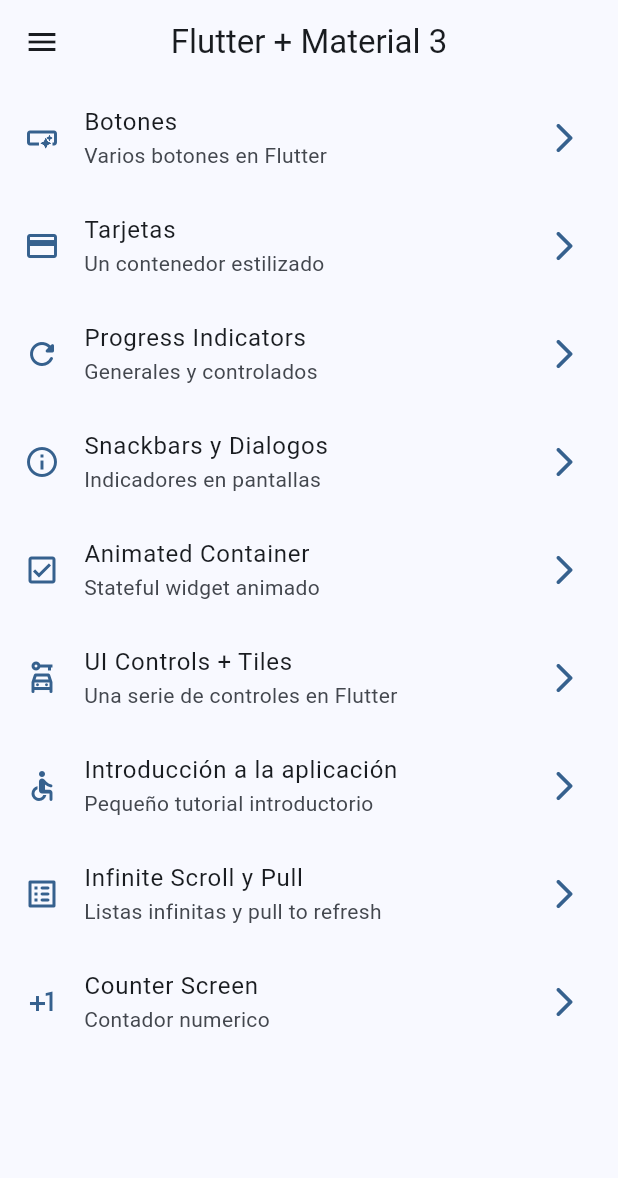
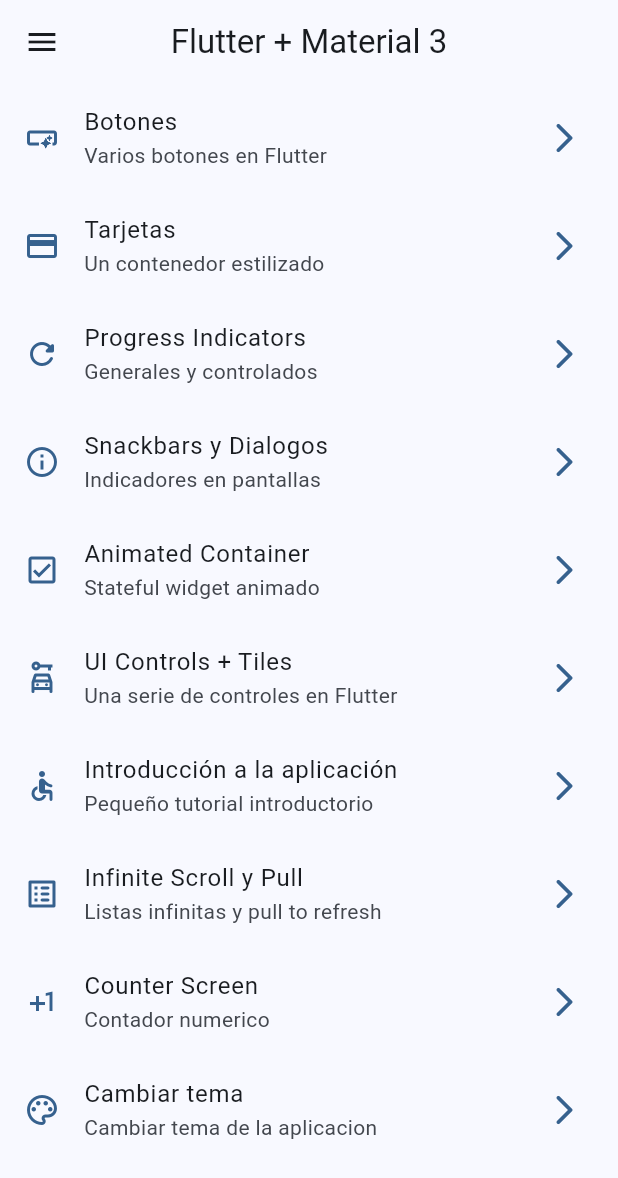
Before and after one commit to juanmarsilva/Widgets-app, a Flutter app: the screen it shows after launch, on a phone screen of 412 x 824 dp. Shown: the top 1178 px of the screen. Run offline on Flutter 3.47's test engine with Material 2 defaults, Android fonts, the phone set to English and light mode, and no system bars; our stand-ins replace animate_do, flutter_riverpod, go_router.

Commit message:
pantalla de cambio de tema creada

```diff
--- a/lib/config/menu/menu_items.dart
+++ b/lib/config/menu/menu_items.dart
@@ -79,4 +79,11 @@ const List<MenuItems> appMenuItems = [
         link: '/counter',
         icon: Icons.plus_one_outlined,
     ),
+
+    MenuItems(
+        title: 'Cambiar tema',
+        subtitle: 'Cambiar tema de la aplicacion',
+        link: '/theme-changer',
+        icon: Icons.color_lens_outlined,
+    ),
 ];
--- a/lib/config/router/app_router.dart
+++ b/lib/config/router/app_router.dart
@@ -66,5 +66,10 @@ final appRouter = GoRouter(
             builder: (context, state) => const CounterScreen()
         ),
 
+        GoRoute(
+            path: '/theme-changer',
+            name: ThemeChangerScreen.name,
+            builder: (context, state) => const ThemeChangerScreen()
+        ),
     ]
 );
--- a/lib/config/theme/app_theme.dart
+++ b/lib/config/theme/app_theme.dart
@@ -16,9 +16,11 @@ const List<Color> colorList = [
 class AppTheme {
 
     final int selectedColor;
+    final bool isDarkMode;
 
     AppTheme({
-        this.selectedColor = 0
+        this.selectedColor = 0,
+        this.isDarkMode = false,
     }):
         assert( selectedColor >= 0, 'Selected color must be grather than 0' ),
         assert( selectedColor < colorList.length, 'Selected color must be less or equal than ${colorList.length - 1} ');
@@ -26,6 +28,7 @@ class AppTheme {
 
     ThemeData getTheme() => ThemeData(
         useMaterial3: true,
+        brightness: isDarkMode ? Brightness.dark : Brightness.light,
         colorSchemeSeed: colorList[ selectedColor ],
         appBarTheme: const AppBarTheme(
             centerTitle: true,
--- a/lib/main.dart
+++ b/lib/main.dart
@@ -2,6 +2,7 @@ import 'package:flutter/material.dart';
 import 'package:flutter_riverpod/flutter_riverpod.dart';
 import 'package:widgets_app/config/router/app_router.dart';
 import 'package:widgets_app/config/theme/app_theme.dart';
+import 'package:widgets_app/presentation/providers/theme_provider.dart';
 
 
 void main() {
@@ -12,16 +13,21 @@ void main() {
     );
 }
 
-class MainApp extends StatelessWidget {
+class MainApp extends ConsumerWidget {
+
     const MainApp({super.key});
 
     @override
-    Widget build(BuildContext context) {
+    Widget build(BuildContext context, WidgetRef ref) {
+
+        final int selectedColor = ref.watch( selectedColorProvider );
+        final bool isDarkMode = ref.watch( isDarkModeProvider );
+
         return MaterialApp.router(
             title: 'Flutter Widgets',
             routerConfig: appRouter,
             debugShowCheckedModeBanner: false,
-            theme: AppTheme(selectedColor: 0).getTheme()
+            theme: AppTheme(selectedColor: selectedColor, isDarkMode: isDarkMode).getTheme()
         );
     }
 }
--- a/lib/presentation/providers/theme_provider.dart
+++ b/lib/presentation/providers/theme_provider.dart
@@ -1,3 +1,11 @@
 import 'package:flutter_riverpod/flutter_riverpod.dart';
+import 'package:widgets_app/config/theme/app_theme.dart';
 
+// Un simple bool.
 final isDarkModeProvider = StateProvider<bool>((ref) => false);
+
+// Listado de colores inmutable
+final colorListProvider = Provider((ref) => colorList);
+
+// Un simple int.
+final selectedColorProvider = StateProvider((ref) => 0);
--- a/lib/presentation/screens/screens.dart
+++ b/lib/presentation/screens/screens.dart
@@ -1,11 +1,13 @@
 
+
+export 'package:widgets_app/presentation/screens/animated/animated_screen.dart';
 export 'package:widgets_app/presentation/screens/app_tutorial/app_tutorial_screen.dart';
 export 'package:widgets_app/presentation/screens/buttons/buttons_screen.dart';
 export 'package:widgets_app/presentation/screens/cards/cards_screen.dart';
 export 'package:widgets_app/presentation/screens/counter/counter_screen.dart';
 export 'package:widgets_app/presentation/screens/home/home_screen.dart';
-export 'package:widgets_app/presentation/screens/animated/animated_screen.dart';
 export 'package:widgets_app/presentation/screens/infinite_scroll/infinite_scroll_screen.dart';
 export 'package:widgets_app/presentation/screens/progress/progress_screen.dart';
 export 'package:widgets_app/presentation/screens/snackbar/snackbar_screen.dart';
+export 'package:widgets_app/presentation/screens/theme_changer/theme_changer_screen.dart';
 export 'package:widgets_app/presentation/screens/ui_controls/ui_controls_screen.dart';
```
Also changed, not shown: lib/presentation/screens/theme_changer/theme_changer_screen.dart (added, +67 -0 lines).
